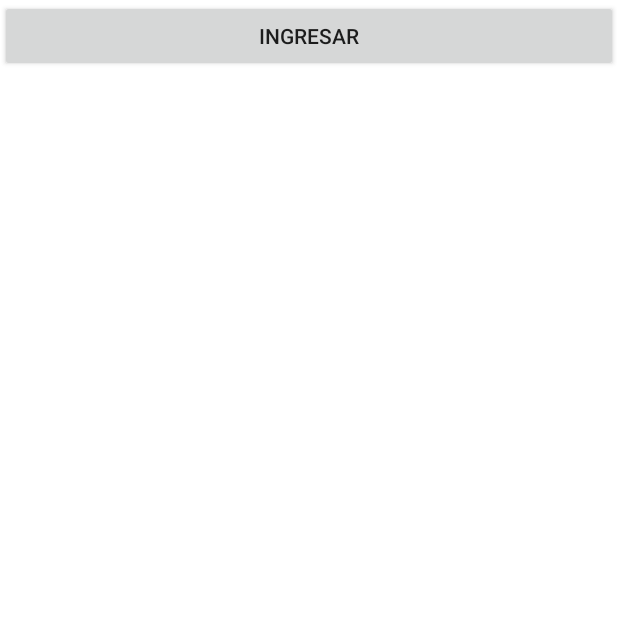
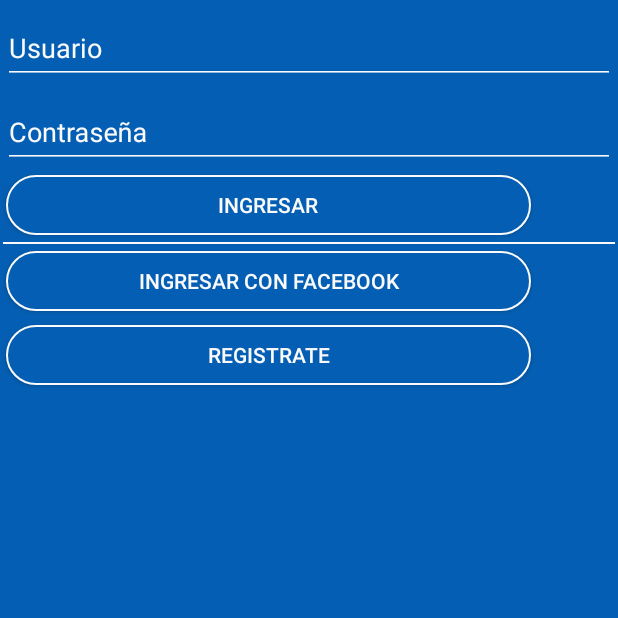
Before and after one commit to jpjordan10/CupOferta, an Android app: the screen it shows after launch (MainActivity), on a phone screen of 412 x 824 dp, the top half of it. Run offline under Robolectric (Android 15) with nearby library versions, the phone set to English and light mode, and no system bars.

Commit message:
Design of Login

```diff
--- /dev/null
+++ b/app/src/main/res/drawable/transparent_bg_bordered.xml
@@ -0,0 +1,13 @@
+<?xml version="1.0" encoding="utf-8"?>
+<selector xmlns:android="http://schemas.android.com/apk/res/android">
+    <item>
+        <shape android:shape="rectangle">
+            <!-- background -->
+            <solid android:color="@color/colorPrimaryDark" />
+            <!-- border -->
+            <stroke android:width="1dp" android:color="@color/border" />
+            <!-- corner roundness -->
+            <corners android:radius="25dp" />
+        </shape>
+    </item>
+</selector>
--- /dev/null
+++ b/app/src/main/res/drawable/transparent_bg_bordered_button.xml
@@ -0,0 +1,13 @@
+<?xml version="1.0" encoding="utf-8"?>
+<layer-list xmlns:android="http://schemas.android.com/apk/res/android">
+    <item
+        android:gravity="center"
+        android:top="5dp"
+        android:bottom="5dp"
+        android:left="2dp"
+        android:right="2dp"
+        android:drawable="@drawable/transparent_bg_bordered"
+        android:width="350dp"
+        android:height="40dp"
+        android:layout_centerInParent="true"/>
+</layer-list>
--- a/app/src/main/res/layout/activity_main.xml
+++ b/app/src/main/res/layout/activity_main.xml
@@ -1,15 +1,84 @@
 <?xml version="1.0" encoding="utf-8"?>
-<RelativeLayout xmlns:android="http://schemas.android.com/apk/res/android"
+<LinearLayout xmlns:android="http://schemas.android.com/apk/res/android"
     xmlns:tools="http://schemas.android.com/tools"
     android:layout_width="match_parent"
     android:layout_height="match_parent"
-    android:background="#ffffff"
-    tools:context=".MainActivity">
+    android:orientation="vertical"
+    android:background="@color/colorPrimaryDark"
+    tools:context=".MainActivity"
+    android:paddingLeft="2dp"
+    android:paddingRight="2dp"
+    android:focusable="true"
+    android:focusableInTouchMode="true">
 
+    <LinearLayout
+        android:layout_width="match_parent"
+        android:layout_height="match_parent"
+        android:orientation="vertical"
+        android:focusable="true"
+        android:focusableInTouchMode="true">
+    <android.support.design.widget.TextInputLayout
+        android:id="@+id/username_text_input_layout"
+        android:layout_width="match_parent"
+        android:layout_height="wrap_content"
+        android:textColorHint="@color/border"
+        >
+
+        <EditText
+            android:id="@+id/etUsername"
+            android:layout_width="wrap_content"
+            android:layout_height="wrap_content"
+            android:layout_centerHorizontal="true"
+            android:layout_centerVertical="true"
+            android:ems="20"
+            android:hint="@string/usuario"
+            android:textColor="@color/border"
+            android:backgroundTint="@color/border"/>
+
+    </android.support.design.widget.TextInputLayout>
+    <android.support.design.widget.TextInputLayout
+        android:id="@+id/password_text_input_layout"
+        android:layout_width="match_parent"
+        android:layout_height="wrap_content"
+        android:textColorHint="@color/border">
+
+        <EditText
+            android:id="@+id/etContrasenia"
+            android:inputType="textPassword"
+            android:layout_width="wrap_content"
+            android:layout_height="wrap_content"
+            android:layout_centerHorizontal="true"
+            android:layout_centerVertical="true"
+            android:ems="20"
+            android:hint="@string/contrasenia"
+            android:textColor="@color/border"
+            android:backgroundTint="@color/border"/>
+
+    </android.support.design.widget.TextInputLayout>
     <Button
         android:id="@+id/btnIngresar"
-        android:layout_width="match_parent"
+        android:layout_width="wrap_content"
         android:layout_height="wrap_content"
+        android:background="@drawable/transparent_bg_bordered_button"
         android:text="@string/ingresar"
-        />
-</RelativeLayout>
+        android:textColor="@color/border"/>
+    <View
+        android:layout_width="fill_parent"
+        android:layout_height="1dp"
+        android:background="@color/border" />
+    <Button
+        android:id="@+id/btnIngresarFB"
+        android:layout_width="wrap_content"
+        android:layout_height="wrap_content"
+        android:background="@drawable/transparent_bg_bordered_button"
+        android:text="@string/ingresarFB"
+        android:textColor="@color/border"/>
+    <Button
+        android:id="@+id/btnRegistrate"
+        android:layout_width="wrap_content"
+        android:layout_height="wrap_content"
+        android:background="@drawable/transparent_bg_bordered_button"
+        android:text="@string/registrate"
+        android:textColor="@color/border"/>
+</LinearLayout>
+</LinearLayout>
--- a/app/src/main/res/values/colors.xml
+++ b/app/src/main/res/values/colors.xml
@@ -2,6 +2,7 @@
 <resources>
     <color name="colorPrimary">#045FB4</color>
     <color name="colorPrimaryDark">#045FB4</color>
-    <color name="colorAccent">#FF4081</color>
+    <color name="colorAccent">#FAFAFA</color>
     <color name="colorHeader">#0174DF</color>
+    <color name="border">#FAFAFA</color>
 </resources>
--- a/app/src/main/res/values/strings.xml
+++ b/app/src/main/res/values/strings.xml
@@ -1,8 +1,12 @@
 <resources>
     <string name="app_name">CupOferta</string>
+    <string name="usuario">Usuario</string>
+    <string name="contrasenia">Contraseña</string>
     <string name="closeDrawer">Navigation View</string>
     <string name="openDrawer">Navigation View Closed</string>
     <string name="ingresar">Ingresar</string>
+    <string name="ingresarFB">Ingresar con Facebook</string>
+    <string name="registrate">Registrate</string>
     <string name="inicio">Inicio</string>
     <string name="miscupones">Mis cupones</string>
     <string name="medallas">Medallas</string>
```
